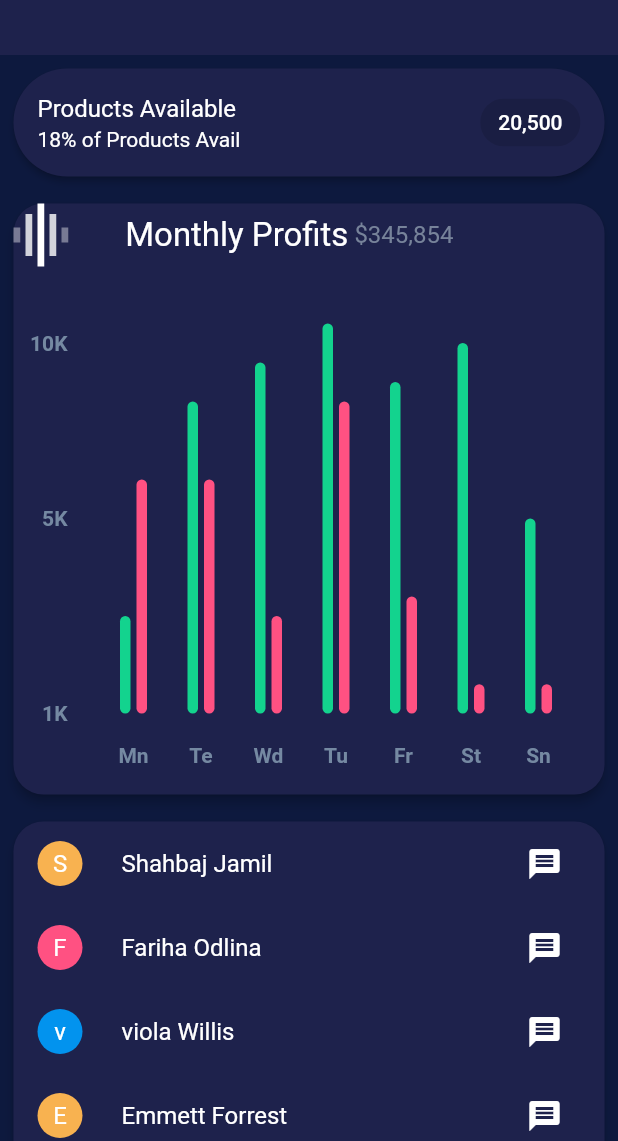
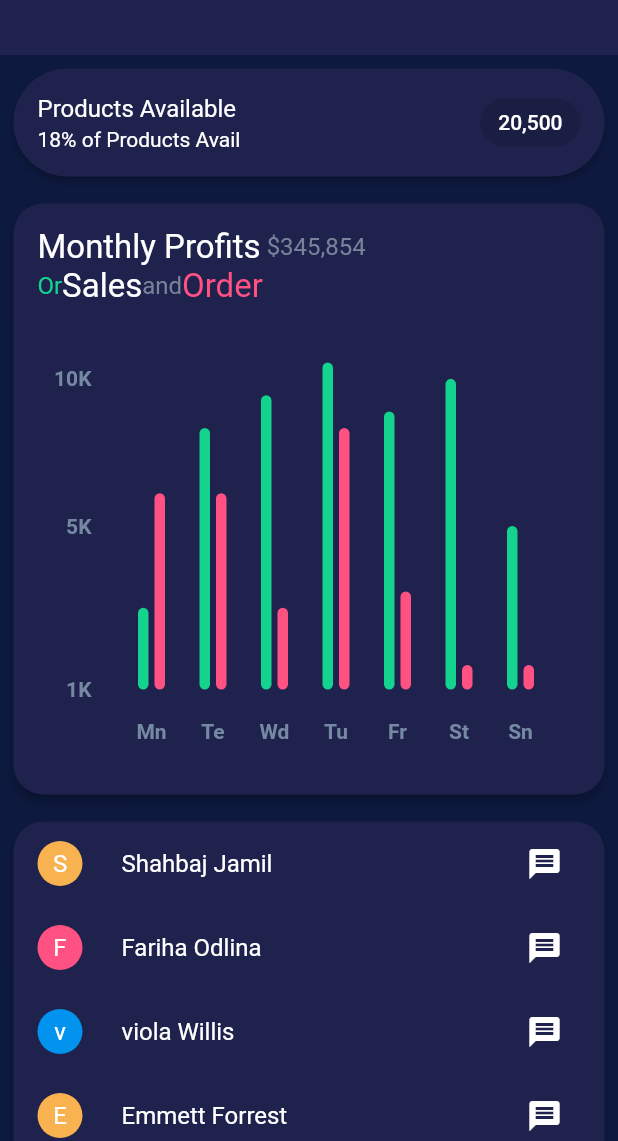
Before and after one commit to shahbajjamil/adminpanelnew, a Flutter app: the screen it shows after launch, on a phone screen of 412 x 824 dp, the part 95-1236 px from its top. Run offline on Flutter 3.47's test engine with Material 2 defaults, Android fonts, the phone set to English and light mode, and no system bars; drawn by our look-alikes of fl_chart; missing offline and left inert: dart:html.

Commit message:
center panel complete

```diff
--- a/lib/panel_center/line_grap.dart
+++ b/lib/panel_center/line_grap.dart
@@ -58,6 +58,8 @@ class BarChartSample2State extends State<BarChartSample2> {
           shape: RoundedRectangleBorder(
             borderRadius: BorderRadius.circular(20),
           ),
+          child: Padding(
+            padding: const EdgeInsets.all(16.0),
             child: Column(
               crossAxisAlignment: CrossAxisAlignment.stretch,
               mainAxisAlignment: MainAxisAlignment.start,
@@ -68,10 +70,10 @@ class BarChartSample2State extends State<BarChartSample2> {
                   mainAxisSize: MainAxisSize.min,
                   mainAxisAlignment: MainAxisAlignment.start,
                   children: <Widget>[
-                  makeTransactionsIcon(),
-                  const SizedBox(
-                    width: 38,
-                  ),
+                    // makeTransactionsIcon(),
+                    // const SizedBox(
+                    //   width: 38,
+                    // ),
                     const Text(
                       'Monthly Profits',
                       style: TextStyle(color: Colors.white, fontSize: 22),
@@ -82,6 +84,30 @@ class BarChartSample2State extends State<BarChartSample2> {
                     const Text(
                       r'$345,854',
                       style: TextStyle(color: Color(0xff77839a), fontSize: 16),
+                    ),
+                  ],
+                ),
+                Row(
+                  crossAxisAlignment: CrossAxisAlignment.center,
+                  mainAxisSize: MainAxisSize.min,
+                  mainAxisAlignment: MainAxisAlignment.start,
+                  children: [
+                    const Text(
+                      "Or",
+                      style:
+                          TextStyle(color: Constants.greenLight, fontSize: 16),
+                    ),
+                    const Text(
+                      'Sales',
+                      style: TextStyle(color: Colors.white, fontSize: 22),
+                    ),
+                    const Text(
+                      "and",
+                      style: TextStyle(color: Color(0xff77839a), fontSize: 16),
+                    ),
+                    const Text(
+                      'Order',
+                      style: TextStyle(color: Constants.redLight, fontSize: 22),
                     ),
                   ],
                 ),
@@ -212,6 +238,7 @@ class BarChartSample2State extends State<BarChartSample2> {
             ),
           ),
         ),
+      ),
     );
   }
 
```
Lines whose indentation alone changed are shown as unchanged.
